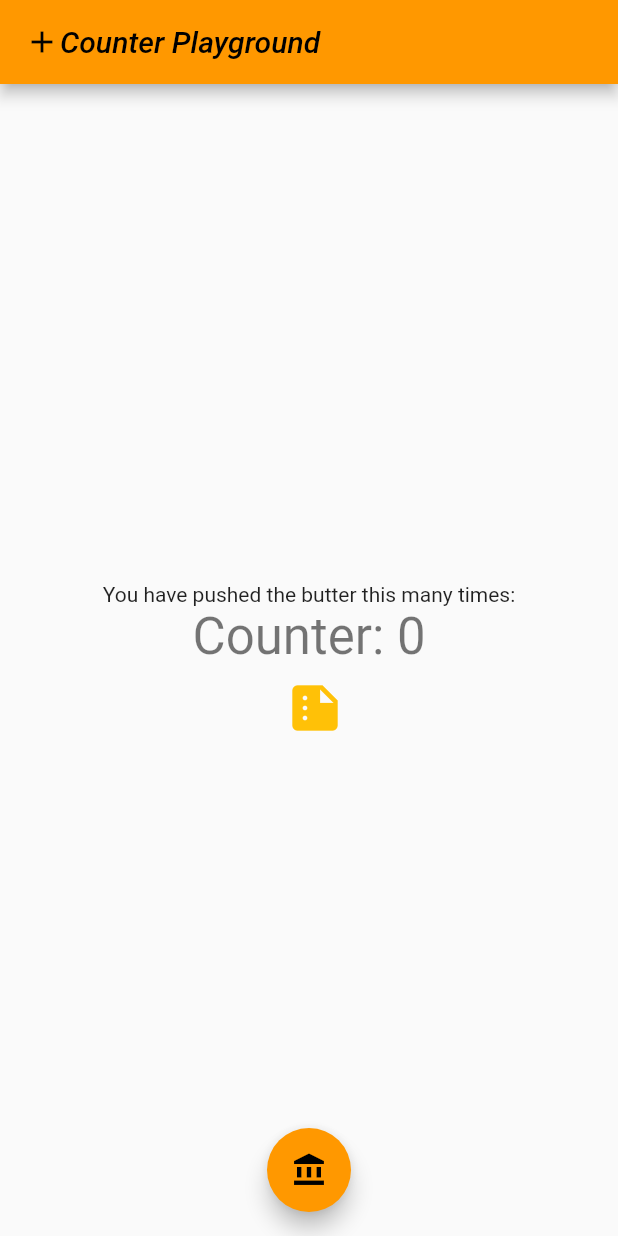
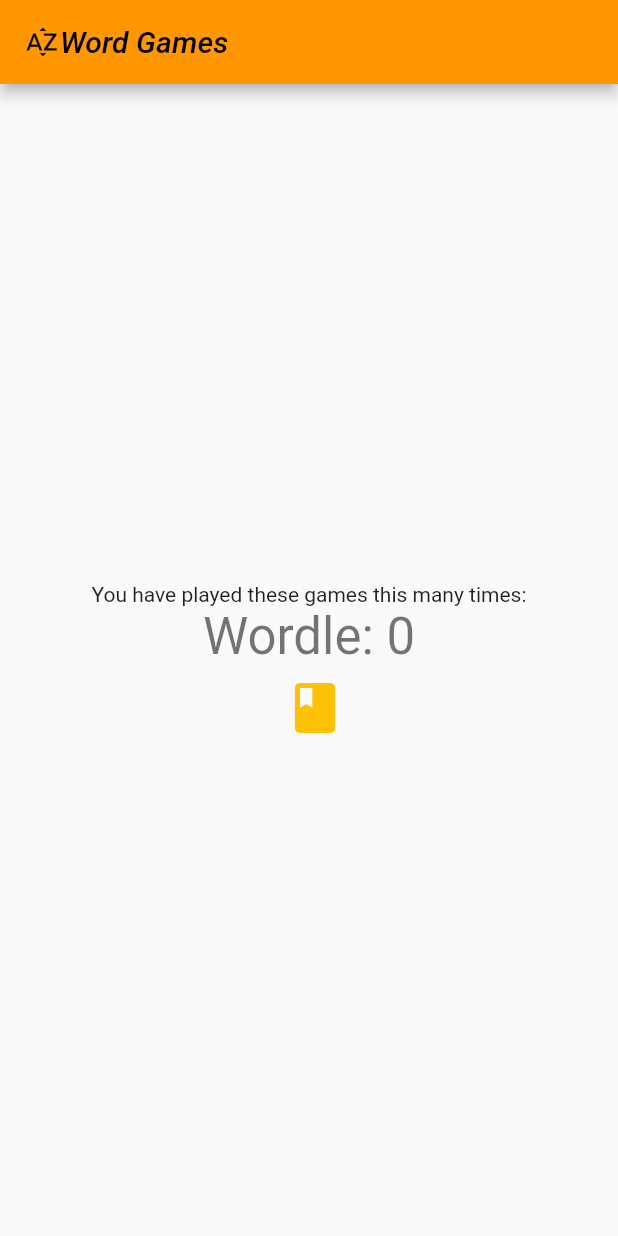
Before and after one commit to gayebroni/flutter-first-app, a Flutter app: the screen it shows after launch, on a phone screen of 412 x 824 dp. Run offline on Flutter 3.47's test engine with Material 2 defaults, Android fonts, the phone set to English and light mode, and no system bars.

Commit message:
Create Wordle Link

```diff
--- a/lib/main.dart
+++ b/lib/main.dart
@@ -1,4 +1,5 @@
 import 'package:flutter/material.dart';
+import 'package:url_launcher/url_launcher.dart';
 
 void main() {
   runApp(const MyApp());
@@ -11,7 +12,7 @@ class MyApp extends StatelessWidget {
   @override
   Widget build(BuildContext context) {
     return MaterialApp(
-      title: 'Flutter Demo',
+      title: 'Word Games',
       theme: ThemeData(
         // This is the theme of your application.
         //
@@ -24,7 +25,7 @@ class MyApp extends StatelessWidget {
         // is not restarted.
         primarySwatch: Colors.orange,
       ),
-      home: const MyHomePage(title: "Counter App"),
+      home: const MyHomePage(title: "Word Games App"),
     );
   }
 }
@@ -50,15 +51,19 @@ class MyHomePage extends StatefulWidget {
 class _MyHomePageState extends State<MyHomePage> {
   int _counter = 0;
 
-  void _incrementCounter() {
+  void _linkToGame () async {
     setState(() {
       // This call to setState tells the Flutter framework that something has
       // changed in this State, which causes it to rerun the build method below
       // so that the display can reflect the updated values. If we changed
       // _counter without calling setState(), then the build method would not be
       // called again, and so nothing would appear to happen.
-      _counter+=2;
+      _counter += 1;
     });
+    const URL = "https://wordlegame.org/";
+    if (! await launch(URL)){
+      throw "Could not launch $URL";
+    }
   }
 
   @override
@@ -77,8 +82,8 @@ class _MyHomePageState extends State<MyHomePage> {
             TextSpan(
               children: [
                 //Text(widget.title),
-                WidgetSpan(child: Icon(Icons.add)),
-                TextSpan(text:  "Counter Playground", style: TextStyle(fontStyle: FontStyle.italic)),
+                WidgetSpan(child: Icon(Icons.sort_by_alpha)),
+                TextSpan(text:  "Word Games", style: TextStyle(fontStyle: FontStyle.italic)),
               ],
             ),
           )
@@ -104,16 +109,16 @@ class _MyHomePageState extends State<MyHomePage> {
           mainAxisAlignment: MainAxisAlignment.center,
           children: <Widget>[
             const Text(
-              'You have pushed the butter this many times:',
+              'You have played these games this many times:',
             ),
             Text(
-              'Counter: $_counter',
+              'Wordle: $_counter',
               style: Theme.of(context).textTheme.headline4,
             ),
             IconButton(
-                onPressed: () => print('I clicked on the button!'),
+                onPressed: _linkToGame,
                 icon: const Icon(
-                    Icons.summarize,
+                    Icons.book,
                     size: 40,
                     color: Colors.amber
                 )
@@ -121,12 +126,7 @@ class _MyHomePageState extends State<MyHomePage> {
           ],
         ),
       ),
-      floatingActionButtonLocation: FloatingActionButtonLocation.centerFloat,
-      floatingActionButton: FloatingActionButton(
-        onPressed: _incrementCounter,
-        tooltip: 'Increment',
-        child: const Icon(Icons.account_balance),
-      ), // This trailing comma makes auto-formatting nicer for build methods.
+       // This trailing comma makes auto-formatting nicer for build methods.
     );
   }
 }
--- a/pubspec.yaml
+++ b/pubspec.yaml
@@ -34,6 +34,7 @@ dependencies:
   # The following adds the Cupertino Icons font to your application.
   # Use with the CupertinoIcons class for iOS style icons.
   cupertino_icons: ^1.0.2
+  url_launcher: ^6.0.18
 
 dev_dependencies:
   flutter_test:
```
Also changed, not shown: pubspec.lock, 3 other files.
